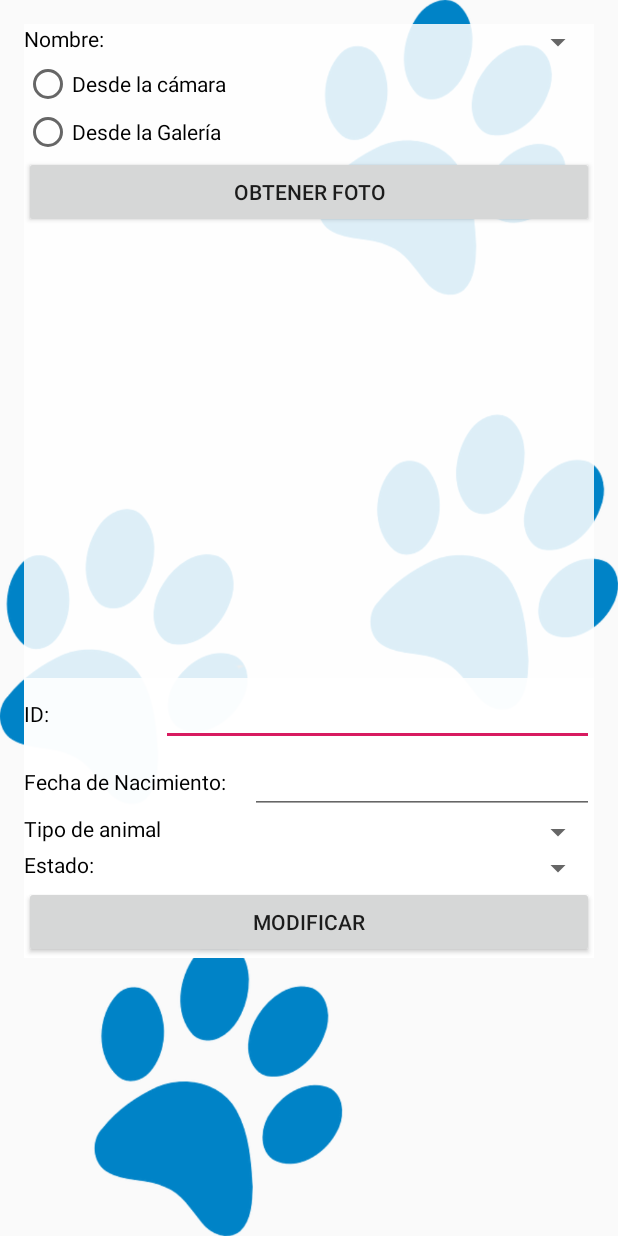
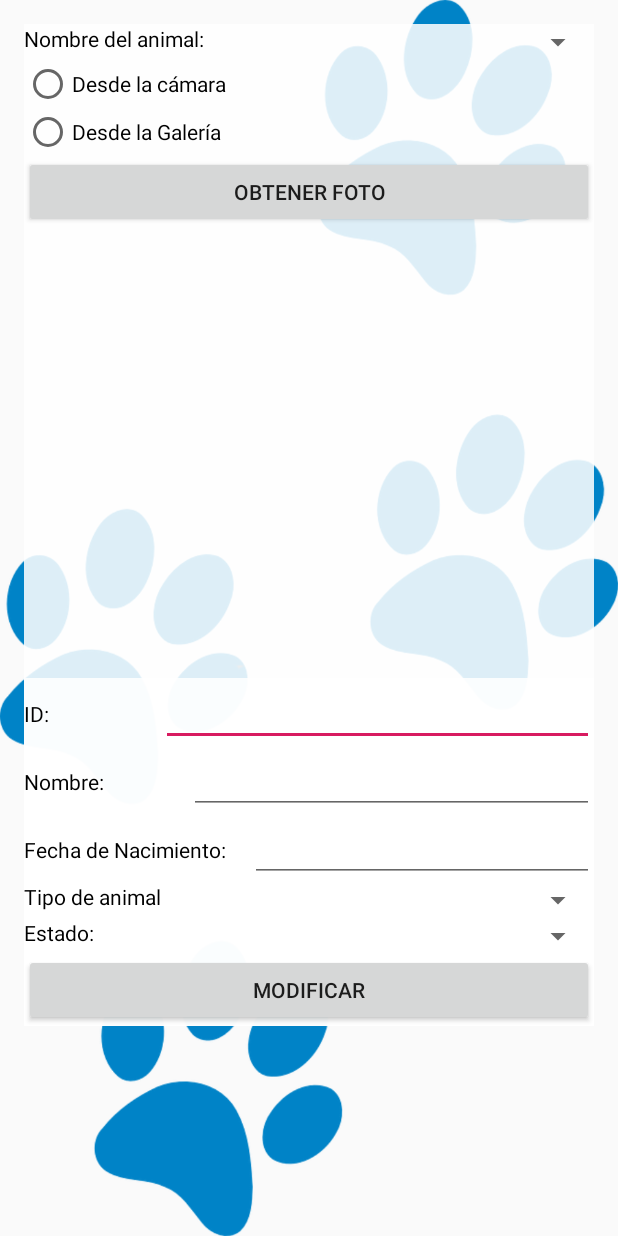
Before and after one commit to jlsoriano86/Protectora, an Android app: the ModificaAnimalesActivity screen opened directly, with no data from a screen before it, on a phone screen of 412 x 824 dp. Run offline under Robolectric (Android 15) with nearby library versions, the phone set to English and light mode, and no system bars.

```diff
--- a/app/src/main/res/layout/activity_baja_animales.xml
+++ b/app/src/main/res/layout/activity_baja_animales.xml
@@ -16,7 +16,7 @@
         android:orientation="horizontal">
 
         <TextView
-            android:id="@+id/lblNombre"
+            android:id="@+id/AnimalNombre"
             android:layout_width="wrap_content"
             android:layout_height="wrap_content"
             android:layout_weight="1"
@@ -24,7 +24,7 @@
             android:textColor="@android:color/black" />
 
         <Spinner
-            android:id="@+id/spNombre"
+            android:id="@+id/spAnimal"
             android:layout_width="wrap_content"
             android:layout_height="wrap_content"
             android:layout_weight="1"
--- a/app/src/main/res/layout/activity_consulta_animales.xml
+++ b/app/src/main/res/layout/activity_consulta_animales.xml
@@ -17,7 +17,7 @@
         android:orientation="horizontal">
 
         <TextView
-            android:id="@+id/lblNombre"
+            android:id="@+id/AnimalNombre"
             android:layout_width="wrap_content"
             android:layout_height="wrap_content"
             android:layout_weight="1"
@@ -25,7 +25,7 @@
             android:textColor="@android:color/black" />
 
         <Spinner
-        android:id="@+id/spNombre"
+        android:id="@+id/spAnimal"
         android:layout_width="wrap_content"
         android:layout_height="wrap_content"
         android:textColor="@android:color/black"
--- a/app/src/main/res/layout/activity_main.xml
+++ b/app/src/main/res/layout/activity_main.xml
@@ -27,7 +27,7 @@
         android:orientation="vertical">
 
         <TextView
-            android:id="@+id/lblNombre"
+            android:id="@+id/AnimalNombre"
             android:layout_width="match_parent"
             android:layout_height="wrap_content"
             android:gravity="center"
--- a/app/src/main/res/layout/activity_modifica_animales.xml
+++ b/app/src/main/res/layout/activity_modifica_animales.xml
@@ -17,15 +17,15 @@
         android:orientation="horizontal">
 
         <TextView
-            android:id="@+id/lblNombre"
+            android:id="@+id/AnimalNombre"
             android:layout_width="wrap_content"
             android:layout_height="wrap_content"
             android:layout_weight="1"
-            android:text="Nombre:"
+            android:text="Nombre del animal:"
             android:textColor="@android:color/black" />
 
         <Spinner
-            android:id="@+id/spNombre"
+            android:id="@+id/spAnimal"
             android:layout_width="wrap_content"
             android:layout_height="wrap_content"
             android:layout_weight="1" />
@@ -92,6 +92,32 @@
 
             <EditText
                 android:id="@+id/txtID"
+                android:layout_width="wrap_content"
+                android:layout_height="wrap_content"
+                android:layout_weight="1"
+                android:ems="10"
+                android:textColor="@android:color/black"
+                android:inputType="textPersonName" />
+
+
+        </LinearLayout>
+
+        <LinearLayout
+            android:background="#ddffffff"
+            android:layout_width="match_parent"
+            android:layout_height="wrap_content"
+            android:orientation="horizontal">
+
+            <TextView
+                android:id="@+id/lblNombre"
+                android:layout_width="wrap_content"
+                android:layout_height="wrap_content"
+                android:layout_weight="1"
+                android:textColor="@android:color/black"
+                android:text="Nombre:" />
+
+            <EditText
+                android:id="@+id/txtNombre"
                 android:layout_width="wrap_content"
                 android:layout_height="wrap_content"
                 android:layout_weight="1"
```
Also changed, not shown: app/src/main/java/com/example/protectora/AltaAnimalesActivity.java (+19 -0 lines), app/src/main/res/layout/activity_alta_animales.xml (+7 -4 lines).
